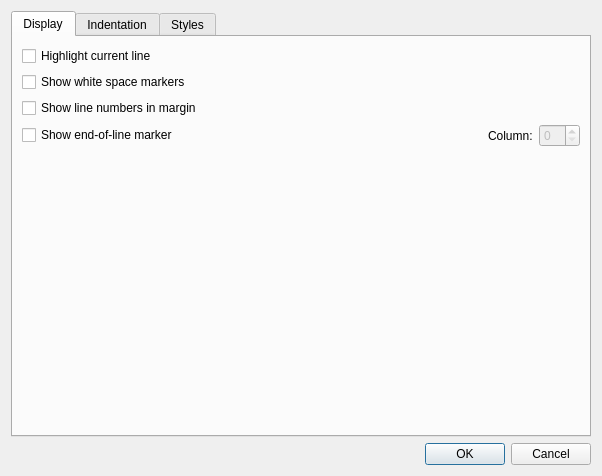
The window that trunk/editor/configdialog.ui (cpackham/kscope) describes before a commit, drawn with Qt 5.
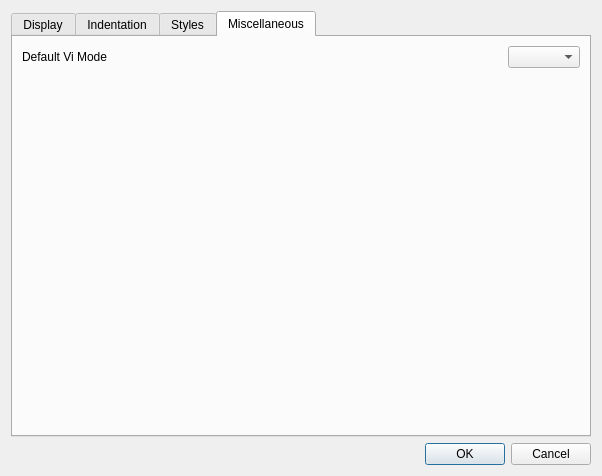
The same window after the commit. The open tabs and pages were chosen to show the change.

```diff
--- a/trunk/editor/configdialog.ui
+++ b/trunk/editor/configdialog.ui
@@ -331,6 +331,53 @@
        </item>
       </layout>
      </widget>
+     <widget class="QWidget" name="miscTab_" >
+      <attribute name="title" >
+       <string>Miscellaneous</string>
+      </attribute>
+      <layout class="QVBoxLayout" name="verticalLayout_8" >
+       <item>
+        <layout class="QHBoxLayout" name="horizontalLayout_7" >
+         <item>
+          <widget class="QLabel" name="label_6" >
+           <property name="text" >
+            <string>Default Vi Mode</string>
+           </property>
+          </widget>
+         </item>
+         <item>
+          <spacer name="horizontalSpacer_6" >
+           <property name="orientation" >
+            <enum>Qt::Horizontal</enum>
+           </property>
+           <property name="sizeHint" stdset="0" >
+            <size>
+             <width>40</width>
+             <height>20</height>
+            </size>
+           </property>
+          </spacer>
+         </item>
+         <item>
+          <widget class="QComboBox" name="viModeCombo_" />
+         </item>
+        </layout>
+       </item>
+       <item>
+        <spacer name="verticalSpacer_3" >
+         <property name="orientation" >
+          <enum>Qt::Vertical</enum>
+         </property>
+         <property name="sizeHint" stdset="0" >
+          <size>
+           <width>20</width>
+           <height>337</height>
+          </size>
+         </property>
+        </spacer>
+       </item>
+      </layout>
+     </widget>
     </widget>
    </item>
    <item>
```
Left out of the diff: 6 changed lines with no effect on the pictures.
